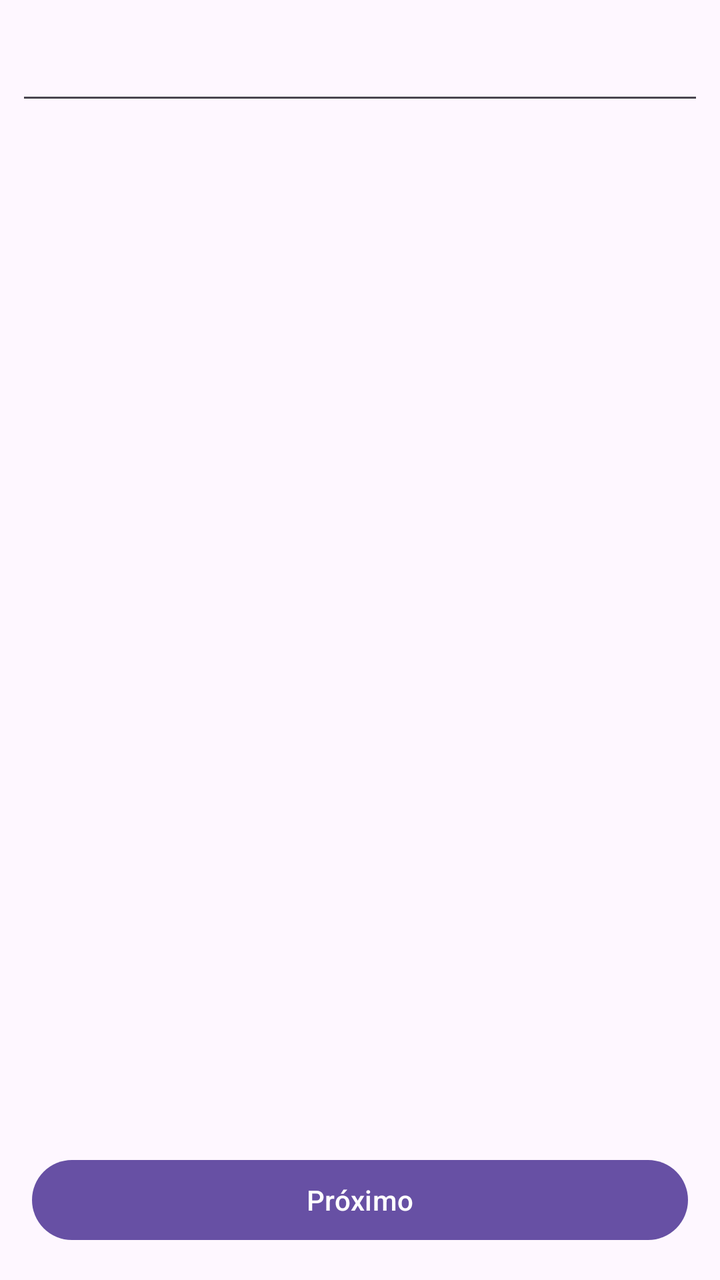
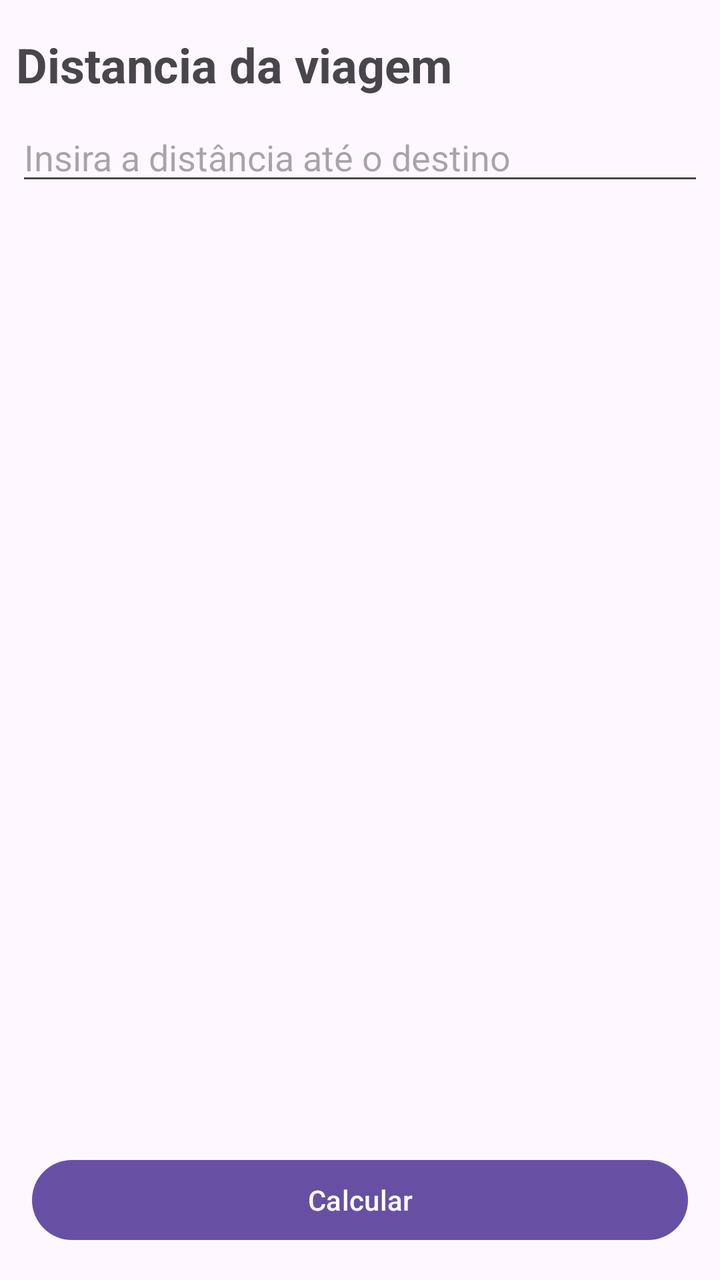

Compare the two renders of this Android layout. The source of the first and the diff that turns it into the second are given below.
<!-- AndroidManifest.xml: application theme Theme.FuelCalculator -->
<!-- res/layout/activity_distancia.xml -->
<?xml version="1.0" encoding="utf-8"?>
<androidx.constraintlayout.widget.ConstraintLayout xmlns:android="http://schemas.android.com/apk/res/android"
    xmlns:app="http://schemas.android.com/apk/res-auto"
    xmlns:tools="http://schemas.android.com/tools"
    android:id="@+id/main"
    android:layout_width="match_parent"
    android:layout_height="match_parent"
    tools:context=".DistanciaActivity">

    <EditText
        android:id="@+id/edtDistancia"
        android:layout_width="0dp"
        android:layout_height="wrap_content"
        android:layout_marginStart="8dp"
        android:layout_marginTop="16dp"
        android:layout_marginEnd="8dp"
        android:ems="10"
        android:inputType="number"
        app:layout_constraintEnd_toEndOf="parent"
        app:layout_constraintStart_toStartOf="parent"
        app:layout_constraintTop_toTopOf="parent" />

    <Button
        android:id="@+id/btnDistanciaProximo"
        android:layout_width="0dp"
        android:layout_height="wrap_content"
        android:layout_marginStart="8dp"
        android:layout_marginEnd="8dp"
        android:layout_marginBottom="16dp"
        android:text="Próximo"
        app:layout_constraintBottom_toBottomOf="parent"
        app:layout_constraintEnd_toEndOf="@+id/edtDistancia"
        app:layout_constraintStart_toStartOf="@+id/edtDistancia" />
</androidx.constraintlayout.widget.ConstraintLayout>
<!-- resources referenced by this layout -->
<resources>
  <style name="Theme.FuelCalculator" parent="Base.Theme.FuelCalculator" />
  <style name="Base.Theme.FuelCalculator" parent="Theme.Material3.DayNight.NoActionBar">
          
          
      </style>
</resources>

<!-- the commit's change to res/layout/activity_distancia.xml (unified diff, before → after) -->
@@ -12,23 +12,36 @@
         android:layout_width="0dp"
         android:layout_height="wrap_content"
         android:layout_marginStart="8dp"
-        android:layout_marginTop="16dp"
+        android:layout_marginTop="8dp"
         android:layout_marginEnd="8dp"
         android:ems="10"
+        android:hint="Insira a distância até o destino"
         android:inputType="number"
         app:layout_constraintEnd_toEndOf="parent"
         app:layout_constraintStart_toStartOf="parent"
-        app:layout_constraintTop_toTopOf="parent" />
+        app:layout_constraintTop_toBottomOf="@+id/tvTituloDistancia" />
 
     <Button
-        android:id="@+id/btnDistanciaProximo"
+        android:id="@+id/btnDistanciaCalcular"
         android:layout_width="0dp"
         android:layout_height="wrap_content"
         android:layout_marginStart="8dp"
         android:layout_marginEnd="8dp"
         android:layout_marginBottom="16dp"
-        android:text="Próximo"
+        android:text="Calcular"
         app:layout_constraintBottom_toBottomOf="parent"
         app:layout_constraintEnd_toEndOf="@+id/edtDistancia"
         app:layout_constraintStart_toStartOf="@+id/edtDistancia" />
+
+    <TextView
+        android:id="@+id/tvTituloDistancia"
+        android:layout_width="wrap_content"
+        android:layout_height="wrap_content"
+        android:layout_marginStart="8dp"
+        android:layout_marginTop="16dp"
+        android:text="Distancia da viagem"
+        android:textSize="24sp"
+        android:textStyle="bold"
+        app:layout_constraintStart_toStartOf="parent"
+        app:layout_constraintTop_toTopOf="parent" />
 </androidx.constraintlayout.widget.ConstraintLayout>
